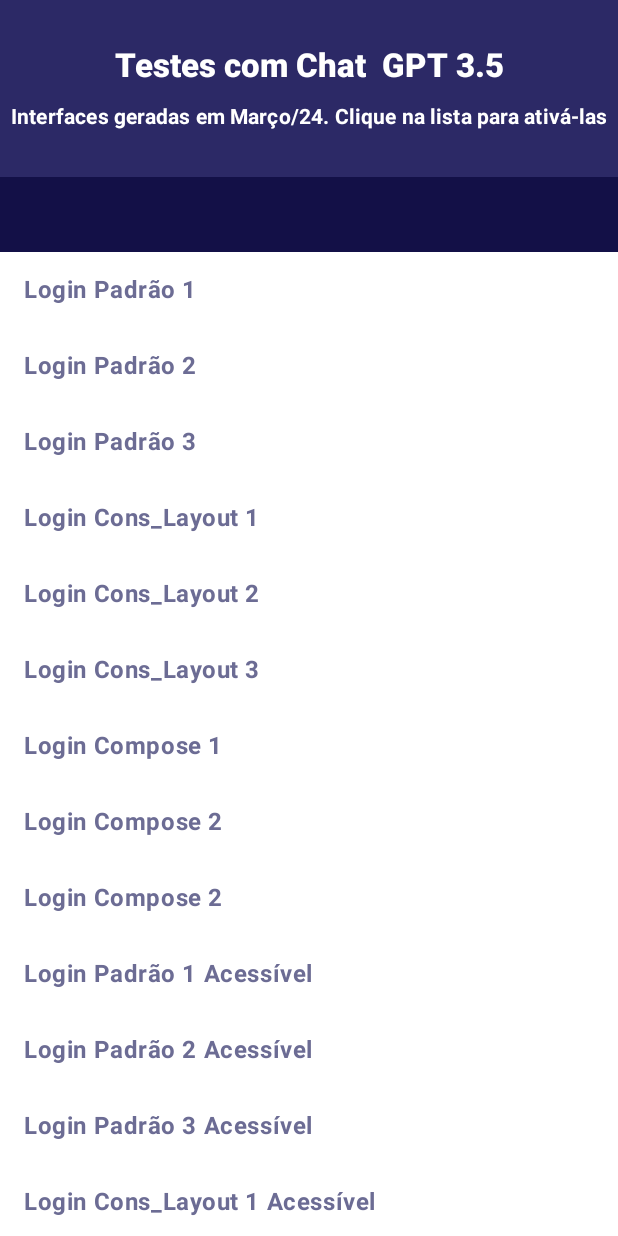
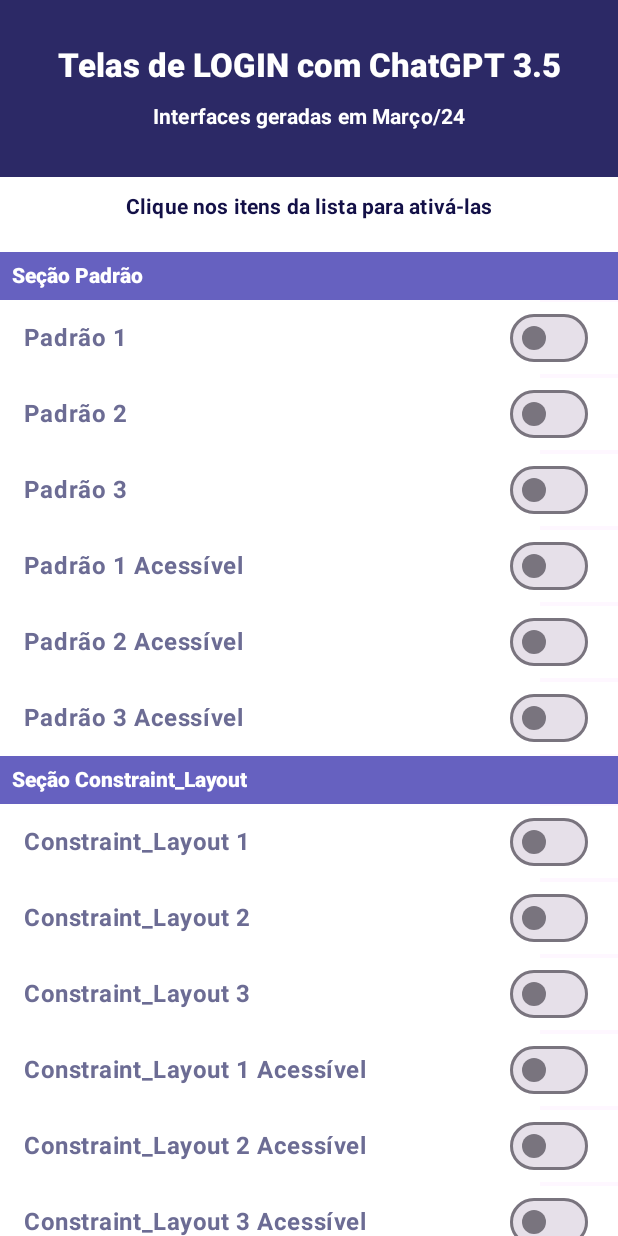
Before and after one commit to windcarvalho/LoginLLMTest, an Android app built with Jetpack Compose: the screen it shows after launch (MainActivity), on a phone screen of 412 x 824 dp. Run offline under Robolectric (Android 15) with nearby library versions, the phone set to English and light mode, and no system bars.

Commit message:
Changing List Layout

```diff
--- a/app/src/main/java/com/example/loginllmtest/MainActivity.kt
+++ b/app/src/main/java/com/example/loginllmtest/MainActivity.kt
@@ -3,16 +3,21 @@ package com.example.loginllmtest
 import android.os.Bundle
 import androidx.activity.ComponentActivity
 import androidx.activity.compose.setContent
+import androidx.compose.foundation.ExperimentalFoundationApi
 import androidx.compose.foundation.background
 import androidx.compose.foundation.clickable
 import androidx.compose.foundation.layout.Column
+import androidx.compose.foundation.layout.Row
 import androidx.compose.foundation.layout.fillMaxWidth
+import androidx.compose.foundation.layout.offset
 import androidx.compose.foundation.layout.padding
 import androidx.compose.foundation.lazy.LazyColumn
 import androidx.compose.foundation.lazy.items
 import androidx.compose.material3.MaterialTheme
+import androidx.compose.material3.Switch
 import androidx.compose.material3.Text
 import androidx.compose.runtime.Composable
+import androidx.compose.runtime.mutableStateOf
 import androidx.compose.ui.Modifier
 import androidx.compose.ui.graphics.Color
 import androidx.compose.ui.graphics.Color.Companion.White
@@ -21,33 +26,42 @@ import androidx.compose.ui.text.style.TextAlign
 import androidx.compose.ui.unit.dp
 import androidx.compose.ui.unit.sp
 import org.ufc.great.llm.screens.*
+import androidx.compose.runtime.getValue
+import androidx.compose.runtime.remember
+import androidx.compose.runtime.saveable.rememberSaveable
+import androidx.compose.runtime.setValue
+import androidx.compose.ui.Alignment
 
 class MainActivity : ComponentActivity() {
     // Lista de pares contendo o nome do item e a classe da Activity correspondente
     private val itemsList = listOf(
-        "Login Padrão 1" to Tela_Login1::class.java,
-        "Login Padrão 2" to Tela_Login2::class.java,
-        "Login Padrão 3" to Tela_Login3::class.java,
-        // Adicione os demais nomes e Activities aqui
-        "Login Cons_Layout 1 " to Tela_Login_CL_1::class.java,
-        "Login Cons_Layout 2 " to Tela_Login_CL_2::class.java,
-        "Login Cons_Layout 3 " to Tela_Login_CL_3::class.java,
+        "Padrão 1" to Tela_Login1::class.java,
+        "Padrão 2" to Tela_Login2::class.java,
+        "Padrão 3" to Tela_Login3::class.java,
 
-        "Login Compose 1 " to Tela_Login_Compose_1::class.java,
-        "Login Compose 2 " to Tela_Login_Compose_2::class.java,
-        "Login Compose 2 " to Tela_Login_Compose_3::class.java,
+        //Telas com pedido de acessibilidade
+        "Padrão 1 Acessível" to Tela_Login_Access_1::class.java,
+        "Padrão 2 Acessível" to Tela_Login_Access_2::class.java,
+        "Padrão 3 Acessível" to Tela_Login_Access_3::class.java,
 
-        "Login Padrão 1 Acessível" to Tela_Login_Access_1::class.java,
-        "Login Padrão 2 Acessível" to Tela_Login_Access_2::class.java,
-        "Login Padrão 3 Acessível" to Tela_Login_Access_3::class.java,
-        // Adicione os demais nomes e Activities aqui
-        "Login Cons_Layout 1 Acessível " to Tela_Login_CL_Access_1::class.java,
-        "Login Cons_Layout 2 Acessível " to Tela_Login_CL_Access_2::class.java,
-        "Login Cons_Layout 3 Acessível" to Tela_Login_CL_Access_3::class.java,
-        "Login Compose 1 Acessível" to Tela_Login_Compose_Access_1::class.java,
-        "Login Compose 2 Acessível" to Tela_Login_Compose_Access_2::class.java,
-        "Login Compose 2 Acessível" to Tela_Login_Compose_Access_3::class.java
-        // Certifique-se de que as Activities estão corretamente importadas
+        //Telas com pedido para Constraint Layout
+        "Constraint_Layout 1 " to Tela_Login_CL_1::class.java,
+        "Constraint_Layout 2 " to Tela_Login_CL_2::class.java,
+        "Constraint_Layout 3 " to Tela_Login_CL_3::class.java,
+
+        "Constraint_Layout 1 Acessível " to Tela_Login_CL_Access_1::class.java,
+        "Constraint_Layout 2 Acessível " to Tela_Login_CL_Access_2::class.java,
+        "Constraint_Layout 3 Acessível" to Tela_Login_CL_Access_3::class.java,
+
+        //Telas com pedido para Compose
+        "Compose 1 " to Tela_Login_Compose_1::class.java,
+        "Compose 2 " to Tela_Login_Compose_2::class.java,
+        "Compose 2 " to Tela_Login_Compose_3::class.java,
+
+        "Compose 1 Acessível" to Tela_Login_Compose_Access_1::class.java,
+        "Compose 2 Acessível" to Tela_Login_Compose_Access_2::class.java,
+        "Compose 2 Acessível" to Tela_Login_Compose_Access_3::class.java
+
     )
 
     override fun onCreate(savedInstanceState: Bundle?) {
@@ -58,7 +72,7 @@ class MainActivity : ComponentActivity() {
              // Título
                 Column {
                     Text(
-                        text = "Testes com Chat  GPT 3.5",
+                        text = "Telas de LOGIN com ChatGPT 3.5",
                         style = MaterialTheme.typography.titleLarge,
                         fontWeight = FontWeight.ExtraBold,
                         color = Color.White,
@@ -70,7 +84,7 @@ class MainActivity : ComponentActivity() {
                     )
                     // Texto pequeno
                     Text(
-                        text = "Interfaces geradas em Março/24. Clique na lista para ativá-las",
+                        text = "Interfaces geradas em Março/24",
                         style = MaterialTheme.typography.labelLarge,
                         fontWeight = FontWeight.Bold,
                         color = Color.White,
@@ -82,13 +96,13 @@ class MainActivity : ComponentActivity() {
                         textAlign = TextAlign.Center
                     )
                     Text(
-                        text = "",
+                        text = "Clique nos itens da lista para ativá-las",
                         style = MaterialTheme.typography.labelLarge,
                         fontWeight = FontWeight.Bold,
-                        color = Color.White,
+                        color = barrasep,
                         modifier = Modifier
                             .fillMaxWidth()
-                            .background(barrasep)
+                            .background(Color.White)
                             .padding(top = 10.dp)
                             .padding(bottom = 20.dp),
                         textAlign = TextAlign.Center
@@ -106,21 +120,56 @@ class MainActivity : ComponentActivity() {
 
 
 
+@Composable
+fun SwitchMinimalExample() {
+    var checked by rememberSaveable { mutableStateOf(false) }
 
+    Switch(
+        checked = checked,
+        onCheckedChange = {
+            checked = it
+        } ,
+        modifier = Modifier
+            .background(White)
+            .offset(x = -20.dp)
+    )
+}
 
+@Composable
+private fun CharacterHeader(initial: Char) = Unit
 
+@OptIn(ExperimentalFoundationApi::class)
 @Composable
 fun LazyColumnScreen(items: List<Pair<String, Class<*>>>, onItemClick: (Class<*>) -> Unit) {
     val primaryBlue = Color(0xFF6C6C94)
+    val grouped = items.groupBy { it.first.subSequence(0,it.first.indexOf(' ')) }
+    val barrasep = Color(0xFF6661C0)
    LazyColumn {
+        grouped.forEach { (initial,items) ->
+            stickyHeader {
+                //CharacterHeader(initial.get(0))
+                Text(
+                    "Seção "+initial,
+                    Modifier
+                        .fillMaxWidth()
+                        .background(barrasep)
+                        .padding(8.dp),
+                    fontWeight = FontWeight.ExtraBold,
+                    color = White
+                )
+            }
+
             items(items) { item ->
+                Row (
+                    verticalAlignment = Alignment.CenterVertically
+                ) {
                     Text(
                         text = item.first, // Mostra o nome único
                         fontWeight = FontWeight.Bold,
                         color = primaryBlue,
                         modifier = Modifier
-                    .fillMaxWidth()
                             .background(White)
+                            .weight(1f)
                             .clickable { onItemClick(item.second) } // Passa a classe da Activity quando o item é clicado
                             .padding(16.dp),
                         style = MaterialTheme.typography.bodySmall.copy(
@@ -128,6 +177,12 @@ fun LazyColumnScreen(items: List<Pair<String, Class<*>>>, onItemClick: (Class<*>
                             fontSize = 16.sp
                         )
                     )
+
+                    SwitchMinimalExample(
+
+                    )
                 }
             }
         }
+    }
+}
```
Lines whose indentation alone changed are shown as unchanged.
